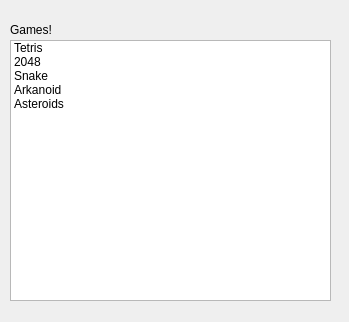
Before: the Qt Designer form client_side/interfaz.ui in carlosgcano/GBPi_TDAH, drawn with Qt 5.
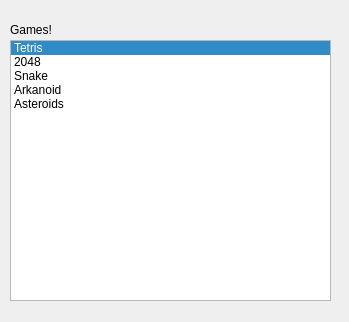
After: the same form once the commit is applied. The open tabs and pages were chosen to show the change. Icons and pictures are not drawn.

Commit message: client side: The number of games displayed is the same than the number of trophis

The edit to the form file:
```diff
--- a/client_side/interfaz.ui
+++ b/client_side/interfaz.ui
@@ -227,6 +227,21 @@
       <property name="focusPolicy">
        <enum>Qt::StrongFocus</enum>
       </property>
+      <property name="inputMethodHints">
+       <set>Qt::ImhNone</set>
+      </property>
+      <property name="alternatingRowColors">
+       <bool>false</bool>
+      </property>
+      <property name="selectionRectVisible">
+       <bool>false</bool>
+      </property>
+      <property name="currentRow">
+       <number>0</number>
+      </property>
+      <property name="sortingEnabled">
+       <bool>false</bool>
+      </property>
       <item>
        <property name="text">
         <string>Tetris</string>
```
Left out of the diff: 4 changed lines with no effect on the pictures. The commit also changes 2 other files.
